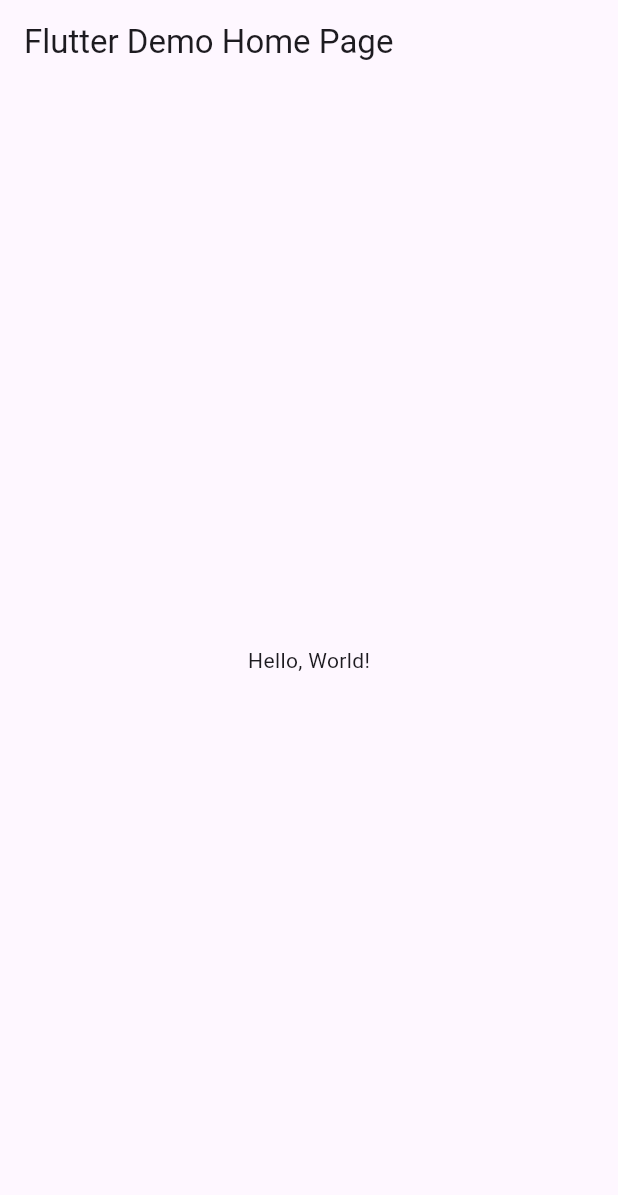
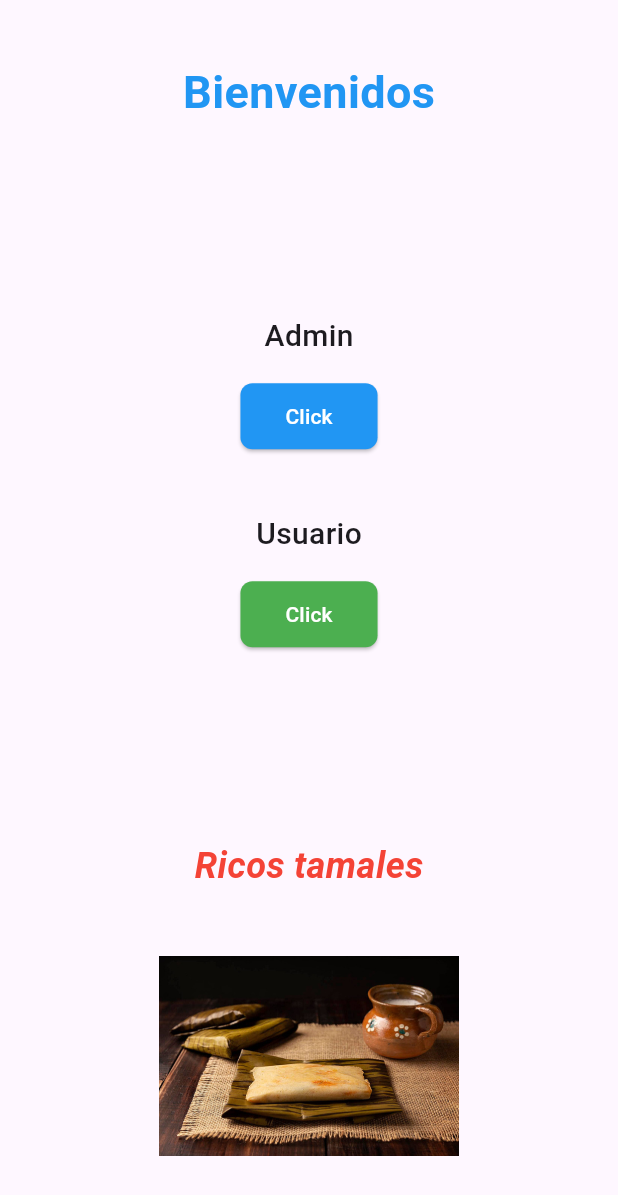
Before and after one commit to aldosaucedo1213/act4_login_figma, a Flutter app: the screen it shows after launch, on a phone screen of 412 x 824 dp. Shown: the top 1195 px of the screen. Run offline on Flutter 3.47's test engine with Material 3 defaults, Android fonts, the phone set to English and light mode, and no system bars.

Commit message:
aldo saucedo

```diff
--- /dev/null
+++ b/lib/login.dart
@@ -0,0 +1,126 @@
+import "package:flutter/material.dart";
+
+class Login extends StatelessWidget {
+  const Login({Key? key}) : super(key: key);
+
+  @override
+  Widget build(BuildContext context) {
+    return Scaffold(
+      body: SafeArea(
+        child: Column(
+          mainAxisAlignment: MainAxisAlignment.spaceBetween,
+          children: <Widget>[
+            // Encabezado con Bienvenidos
+            Padding(
+              padding: const EdgeInsets.only(top: 40.0),
+              child: Text(
+                "Bienvenidos",
+                style: TextStyle(
+                  fontSize: 30,
+                  fontWeight: FontWeight.bold,
+                  color: Colors.blue,
+                ),
+              ),
+            ),
+
+            // Contenedor central con Admin y Usuario
+            Expanded(
+              child: Center(
+                child: Column(
+                  mainAxisAlignment: MainAxisAlignment.center,
+                  children: [
+                    // Sección de Admin
+                    Column(
+                      children: [
+                        Text(
+                          "Admin",
+                          style: TextStyle(
+                            fontSize: 20,
+                            fontWeight: FontWeight.w500,
+                          ),
+                        ),
+                        SizedBox(height: 15),
+                        ElevatedButton(
+                          style: ElevatedButton.styleFrom(
+                            padding: EdgeInsets.symmetric(
+                                horizontal: 30, vertical: 12),
+                            shape: RoundedRectangleBorder(
+                              borderRadius: BorderRadius.circular(8),
+                            ),
+                            backgroundColor: Colors.blue, // Color del botón
+                          ),
+                          onPressed: () {},
+                          child: Text(
+                            "Click",
+                            style: TextStyle(color: Colors.white),
+                          ),
+                        ),
+                      ],
+                    ),
+
+                    SizedBox(height: 40),
+
+                    // Sección de Usuario
+                    Column(
+                      children: [
+                        Text(
+                          "Usuario",
+                          style: TextStyle(
+                            fontSize: 20,
+                            fontWeight: FontWeight.w500,
+                          ),
+                        ),
+                        SizedBox(height: 15),
+                        ElevatedButton(
+                          style: ElevatedButton.styleFrom(
+                            padding: EdgeInsets.symmetric(
+                                horizontal: 30, vertical: 12),
+                            shape: RoundedRectangleBorder(
+                              borderRadius: BorderRadius.circular(8),
+                            ),
+                            backgroundColor:
+                                Colors.green, // Color diferente para usuario
+                          ),
+                          onPressed: () {},
+                          child: Text(
+                            "Click",
+                            style: TextStyle(color: Colors.white),
+                          ),
+                        ),
+                      ],
+                    ),
+                  ],
+                ),
+              ),
+            ),
+
+            // Sección inferior con texto e imagen
+            Column(
+              children: [
+                Text(
+                  "Ricos tamales",
+                  style: TextStyle(
+                    fontSize: 24,
+                    fontWeight: FontWeight.bold,
+                    color: Colors.red, // Color llamativo para el texto
+                    fontStyle: FontStyle.italic,
+                  ),
+                ),
+                SizedBox(height: 10),
+                Padding(
+                  padding: const EdgeInsets.only(bottom: 20.0),
+                  child: Image.asset(
+                    "assets/jeje.jpg",
+                    width: 200,
+                    height: 200,
+                    fit: BoxFit.contain,
+                  ),
+                ),
+              ],
+            ),
+          ],
+        ),
+      ),
+    );
+  }
+}
--- a/lib/main.dart
+++ b/lib/main.dart
@@ -1,43 +1,21 @@
-import 'package:flutter/material.dart';
+import "package:flutter/material.dart";
+import "package:act4loginsaucedo/login.dart";
 
-void main() => runApp(MyApp());
+void main() => runApp(Milogin());
 
-class MyApp extends StatelessWidget {
-  const MyApp({super.key});
-  // This widget is the root of your application.
+class Milogin extends StatelessWidget {
+  const Milogin({Key? key}) : super(key: key);
+
   @override
   Widget build(BuildContext context) {
     return MaterialApp(
-      // Application name
-      title: 'Flutter Hello World',
-      // Application theme data, you can set the colors for the application as
-      // you want
+      debugShowCheckedModeBanner: false,
+      title: "Mi login",
       theme: ThemeData(
-        // useMaterial3: false,
-        primarySwatch: Colors.blue,
+        colorScheme: ColorScheme.fromSeed(seedColor: Colors.deepPurple),
+        useMaterial3: true,
       ),
-      // A widget which will be started on application startup
-      home: MyHomePage(title: 'Flutter Demo Home Page'),
+      home: Login(),
     );
   }
 }
-
-class MyHomePage extends StatelessWidget {
-  final String title;
-  const MyHomePage({super.key, required this.title});
-
-  @override
-  Widget build(BuildContext context) {
-    return Scaffold(
-      appBar: AppBar(
-        // The title text which will be shown on the action bar
-        title: Text(title),
-      ),
-      body: Center(
-        child: Text(
-          'Hello, World!',
-        ),
-      ),
-    );
-  }
-}
--- a/pubspec.yaml
+++ b/pubspec.yaml
@@ -18,7 +18,8 @@ dev_dependencies:
 
 flutter:
   uses-material-design: true
-  # assets:
+  assets:
+    - assets/
   #  - images/a_dot_burr.jpeg
   #  - images/a_dot_ham.jpeg
   # fonts:
```
Also changed, not shown: assets/jeje.jpg (added), assets/silaba.jpg (added).
